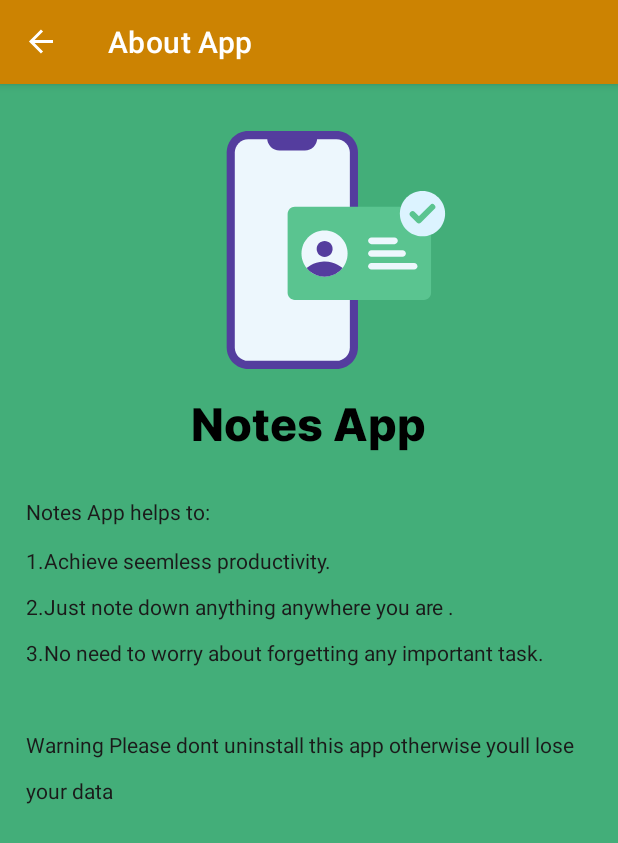
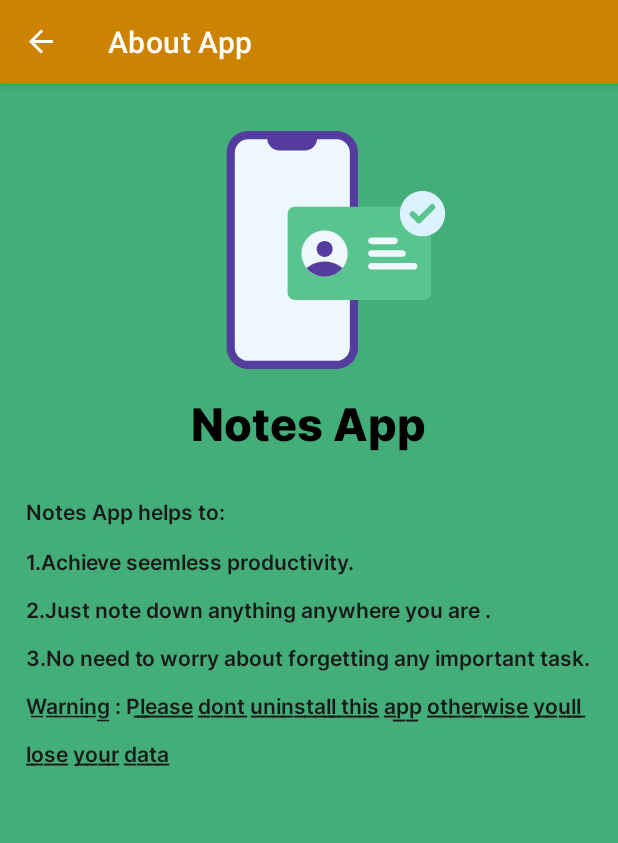
Before and after one commit to loveToCodeApps/Notes-Kotlin_MVVM_App, an Android app: the AboutAppFragment screen opened through its navigation route, on a phone screen of 412 x 824 dp. Shown: the top 843 px of the screen. Run offline under Robolectric (Android 15) with nearby library versions, the phone set to English and light mode, and no system bars; our stand-ins replace Room's generated code, data binding, navigation-ui; 5 statements that could not run were skipped.

Commit message:
strings and about app fragment changed

```diff
--- a/app/src/main/res/layout/fragment_about_app.xml
+++ b/app/src/main/res/layout/fragment_about_app.xml
@@ -46,6 +46,7 @@
             android:layout_height="wrap_content"
             android:layout_marginStart="2dp"
             android:layout_marginEnd="2dp"
+            android:fontFamily="@font/inter_semi_bold"
             android:lineSpacingMultiplier="1.9"
             android:padding="15dp"
             android:text="@string/about_app_information"
--- a/app/src/main/res/values/strings.xml
+++ b/app/src/main/res/values/strings.xml
@@ -21,7 +21,7 @@
     <string name="low">Low</string>
     <string name="high">High</string>
     <string name="notes_app">Notes App</string>
-    <string name="about_app_information">Notes App helps to:\n1.Achieve seemless productivity.\n2.Just note down anything anywhere you are .\n3.No need to worry about forgetting any important task.\n\nWarning  Please dont uninstall this app  otherwise youll lose your data  </string>
+    <string name="about_app_information">Notes App helps to:\n1.Achieve seemless productivity.\n2.Just note down anything anywhere you are .\n3.No need to worry about forgetting any important task.\nW͟a͟r͟n͟i͟n͟g͟ : P͟͟l͟͟e͟͟a͟͟s͟͟e͟͟ d͟͟o͟͟n͟͟t͟͟ u͟͟n͟͟i͟͟n͟͟s͟͟t͟͟a͟͟l͟͟l͟͟ t͟͟h͟͟i͟͟s͟͟ a͟͟p͟͟p͟͟  o͟͟t͟͟h͟͟e͟͟r͟͟w͟͟i͟͟s͟͟e͟͟ y͟͟o͟͟u͟͟l͟͟l͟͟ l͟͟o͟͟s͟͟e͟͟ y͟͟o͟͟u͟͟r͟͟ d͟͟a͟͟t͟͟a͟͟  </string>
     <string name="delete_note_warning">Are you sure that you want to\ndelete this note ?</string>
     <string name="no">No</string>
     <string name="yes">Yes</string>
```
